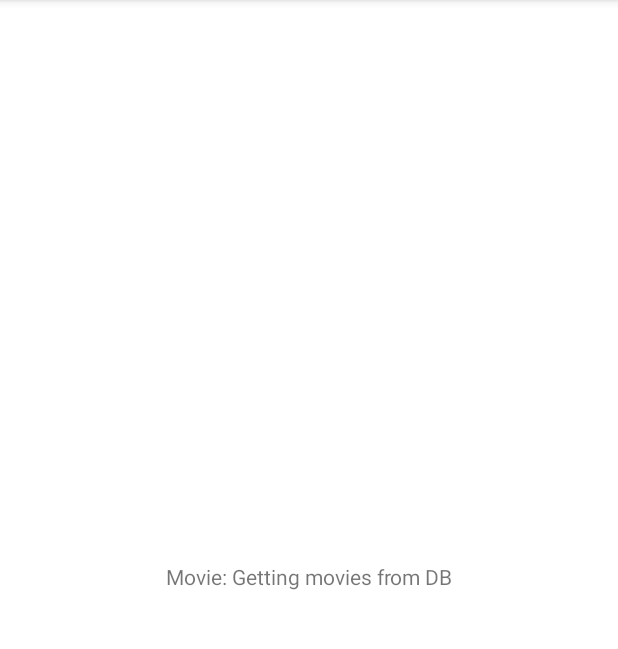
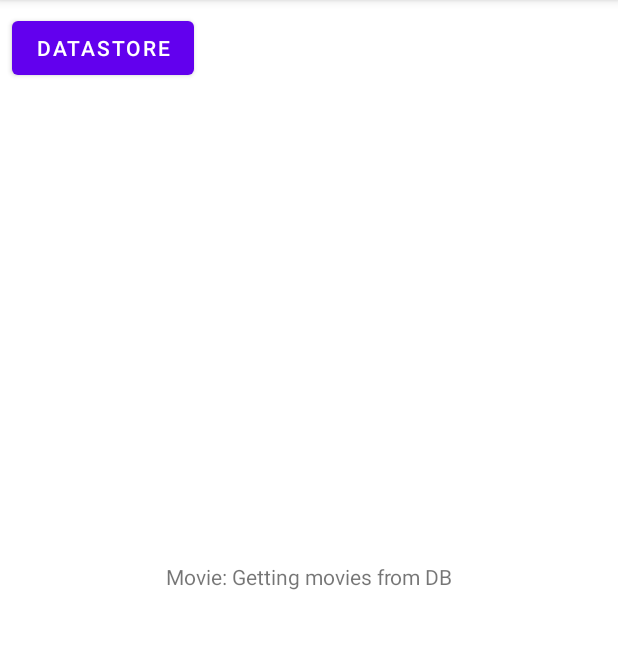
Before and after one commit to Pulimet/SamplesApp, an Android app: the first screen one second after launch (MainActivity), on a phone screen of 412 x 824 dp, the part 84-733 px from its top. Run offline under Robolectric (Android 15) with nearby library versions, the phone set to English and light mode, and no system bars; our stand-ins replace Room's generated code; libraries missing offline, so code that uses them is left out: net.alexandroid.utils; 8 statements that could not run were skipped.

Commit message:
Added NavigationViewModel, DataStoreFragment, ValueWrapper, SingleLiveEvent, BaseFragment.kt

```diff
--- a/app/build.gradle
+++ b/app/build.gradle
@@ -35,6 +35,7 @@ android {
 }
 
 dependencies {
+    implementation 'androidx.legacy:legacy-support-v4:1.0.0'
     def nav_version = "2.3.0"
     def koin_version = "2.2.0-beta-1" // Used to prevent crash until 2.1.7 released (https://github.com/InsertKoinIO/koin/issues/847)
     def coroutines_version = "1.3.8"
--- a/app/src/main/java/net/alexandroid/samplesapp/MainActivity.kt
+++ b/app/src/main/java/net/alexandroid/samplesapp/MainActivity.kt
@@ -1,5 +1,23 @@
 package net.alexandroid.samplesapp
 
+import android.os.Bundle
+import android.os.PersistableBundle
 import androidx.appcompat.app.AppCompatActivity
+import androidx.navigation.NavController
+import androidx.navigation.findNavController
+import net.alexandroid.samplesapp.ui.NavigationViewModel
+import net.alexandroid.utils.mylogkt.logD
+import org.koin.androidx.viewmodel.ext.android.viewModel
 
-class MainActivity : AppCompatActivity(R.layout.main_activity)
+class MainActivity : AppCompatActivity(R.layout.main_activity) {
+    private val navViewModel: NavigationViewModel by viewModel()
+    private lateinit var navController: NavController
+
+    override fun onStart() {
+        super.onStart()
+        navController = findNavController(R.id.nav_host_fragment)
+        navViewModel.getNavEvent().observe(this) {
+            navController.navigate(it)
+        }
+    }
+}
--- a/app/src/main/java/net/alexandroid/samplesapp/di/AppModule.kt
+++ b/app/src/main/java/net/alexandroid/samplesapp/di/AppModule.kt
@@ -5,6 +5,7 @@ import net.alexandroid.samplesapp.db.MovieDatabase
 import net.alexandroid.samplesapp.network.NetworkObjectsCreator
 import net.alexandroid.samplesapp.network.services.TmdbApiService
 import net.alexandroid.samplesapp.repo.MovieRepo
+import net.alexandroid.samplesapp.ui.NavigationViewModel
 import net.alexandroid.samplesapp.ui.main.MainViewModel
 import org.koin.android.ext.koin.androidContext
 import org.koin.androidx.viewmodel.dsl.viewModel
@@ -27,5 +28,6 @@ val appModule = module {
 
     // ViewModels
     viewModel { MainViewModel(get()) }
+    viewModel { NavigationViewModel() }
 
 }
--- /dev/null
+++ b/app/src/main/java/net/alexandroid/samplesapp/ui/NavigationViewModel.kt
@@ -0,0 +1,17 @@
+package net.alexandroid.samplesapp.ui
+
+import androidx.lifecycle.LiveData
+import net.alexandroid.samplesapp.R
+import net.alexandroid.samplesapp.utils.BaseViewModel
+import net.alexandroid.samplesapp.utils.SingleLiveEvent
+import net.alexandroid.utils.mylogkt.logD
+
+class NavigationViewModel : BaseViewModel() {
+
+    private var navEvent = SingleLiveEvent<Int>()
+    fun getNavEvent(): LiveData<Int> = navEvent
+
+    fun onBtnDataStoreClick() {
+        navEvent.setValue(R.id.action_mainFragment_to_dataStoreFragment)
+    }
+}
--- a/app/src/main/java/net/alexandroid/samplesapp/ui/main/MainFragment.kt
+++ b/app/src/main/java/net/alexandroid/samplesapp/ui/main/MainFragment.kt
@@ -2,18 +2,30 @@ package net.alexandroid.samplesapp.ui.main
 
 import android.os.Bundle
 import android.view.View
-import androidx.fragment.app.Fragment
 import kotlinx.android.synthetic.main.main_fragment.*
 import net.alexandroid.samplesapp.R
+import net.alexandroid.samplesapp.ui.NavigationViewModel
+import net.alexandroid.samplesapp.utils.BaseFragment
+import org.koin.androidx.viewmodel.ext.android.sharedViewModel
 import org.koin.androidx.viewmodel.ext.android.viewModel
 
-class MainFragment : Fragment(R.layout.main_fragment) {
+class MainFragment : BaseFragment(R.layout.main_fragment), View.OnClickListener {
     private val viewModel: MainViewModel by viewModel()
+    private val navViewModel: NavigationViewModel by sharedViewModel()
 
     override fun onViewCreated(view: View, savedInstanceState: Bundle?) {
         super.onViewCreated(view, savedInstanceState)
         viewModel.getMovieTitle().observe(viewLifecycleOwner) {
             tvVideoTitle.text = it
         }
+
+        btnDataStore.setOnClickListener(this)
+    }
+
+    // View.OnClickListener
+    override fun onClick(v: View?) {
+        when (v) {
+            btnDataStore -> navViewModel.onBtnDataStoreClick()
+        }
     }
 }
--- a/app/src/main/java/net/alexandroid/samplesapp/ui/main/MainViewModel.kt
+++ b/app/src/main/java/net/alexandroid/samplesapp/ui/main/MainViewModel.kt
@@ -5,7 +5,7 @@ import androidx.lifecycle.asLiveData
 import kotlinx.coroutines.flow.map
 import kotlinx.coroutines.flow.onStart
 import net.alexandroid.samplesapp.repo.MovieRepo
-import net.alexandroid.samplesapp.ui.BaseViewModel
+import net.alexandroid.samplesapp.utils.BaseViewModel
 
 @Suppress("EXPERIMENTAL_API_USAGE")
 class MainViewModel(private val movieRepo: MovieRepo) : BaseViewModel() {
--- /dev/null
+++ b/app/src/main/java/net/alexandroid/samplesapp/utils/BaseFragment.kt
@@ -0,0 +1,23 @@
+package net.alexandroid.samplesapp.utils
+
+import android.content.Context
+import android.os.Bundle
+import androidx.fragment.app.Fragment
+import net.alexandroid.utils.mylogkt.logD
+
+abstract class BaseFragment(layout: Int) : Fragment(layout) {
+    override fun onCreate(savedInstanceState: Bundle?) {
+        super.onCreate(savedInstanceState)
+        logD(javaClass.simpleName)
+    }
+
+    override fun onAttach(context: Context) {
+        super.onAttach(context)
+        logD(javaClass.simpleName)
+    }
+
+    override fun onDetach() {
+        super.onDetach()
+        logD(javaClass.simpleName)
+    }
+}
--- a/app/src/main/java/net/alexandroid/samplesapp/ui/BaseViewModel.kt
+++ b/app/src/main/java/net/alexandroid/samplesapp/utils/BaseViewModel.kt
@@ -1,4 +1,4 @@
-package net.alexandroid.samplesapp.ui
+package net.alexandroid.samplesapp.utils
 
 import androidx.lifecycle.ViewModel
 import net.alexandroid.utils.mylogkt.logW
--- /dev/null
+++ b/app/src/main/java/net/alexandroid/samplesapp/utils/SingleLiveEvent.kt
@@ -0,0 +1,46 @@
+package net.alexandroid.samplesapp.utils
+
+import androidx.annotation.MainThread
+import androidx.annotation.Nullable
+import androidx.lifecycle.LifecycleOwner
+import androidx.lifecycle.MutableLiveData
+import androidx.lifecycle.Observer
+import net.alexandroid.utils.mylogkt.logD
+import net.alexandroid.utils.mylogkt.logW
+import java.util.concurrent.atomic.AtomicBoolean
+
+/**
+ * Note that only one observer is going to be notified of changes.
+ */
+class SingleLiveEvent<T> : MutableLiveData<T>() {
+
+    private val mPending = AtomicBoolean(false)
+
+    @MainThread
+    override fun observe(owner: LifecycleOwner, observer: Observer<in T>) {
+        if (hasActiveObservers()) {
+            logW("Multiple observers registered but only one will be notified of changes.")
+        }
+
+        // Observe the internal MutableLiveData
+        super.observe(owner, { t ->
+            if (mPending.compareAndSet(true, false)) {
+                observer.onChanged(t)
+            }
+        })
+    }
+
+    @MainThread
+    override fun setValue(@Nullable t: T?) {
+        mPending.set(true)
+        super.setValue(t)
+    }
+
+    /**
+     * Used for cases where T is Unit, to make calls cleaner.
+     */
+    @MainThread
+    fun call() {
+       setValue(null)
+    }
+}
--- a/app/src/main/res/layout/main_fragment.xml
+++ b/app/src/main/res/layout/main_fragment.xml
@@ -17,4 +17,13 @@
         app:layout_constraintTop_toTopOf="parent"
         tools:text="Movie Title Placeholder" />
 
+    <Button
+        android:id="@+id/btnDataStore"
+        android:layout_width="wrap_content"
+        android:layout_height="wrap_content"
+        android:layout_margin="8dp"
+        android:text="@string/datastore"
+        app:layout_constraintStart_toStartOf="parent"
+        app:layout_constraintTop_toTopOf="parent" />
+
 </androidx.constraintlayout.widget.ConstraintLayout>
--- a/app/src/main/res/navigation/nav_graph.xml
+++ b/app/src/main/res/navigation/nav_graph.xml
@@ -9,5 +9,16 @@
         android:id="@+id/mainFragment"
         android:name="net.alexandroid.samplesapp.ui.main.MainFragment"
         android:label="main_fragment"
-        tools:layout="@layout/main_fragment" />
+        tools:layout="@layout/main_fragment" >
+        <action
+            android:id="@+id/action_mainFragment_to_dataStoreFragment"
+            app:destination="@id/dataStoreFragment" />
+    </fragment>
+
+    <fragment
+        android:id="@+id/dataStoreFragment"
+        android:name="net.alexandroid.samplesapp.ui.datastore.DataStoreFragment"
+        android:label="fragment_data_store"
+        tools:layout="@layout/fragment_data_store" />
+
 </navigation>
--- a/app/src/main/res/values/strings.xml
+++ b/app/src/main/res/values/strings.xml
@@ -1,3 +1,6 @@
 <resources>
     <string name="app_name">SamplesApp</string>
+    <!-- TODO: Remove or change this placeholder text -->
+    <string name="hello_blank_fragment">Hello blank fragment</string>
+    <string name="datastore">DataStore</string>
 </resources>
```
Also changed, not shown: app/src/main/java/net/alexandroid/samplesapp/ui/datastore/DataStoreFragment.kt (added, +9 -0 lines), app/src/main/java/net/alexandroid/samplesapp/utils/ValueWrapper.kt (added, +14 -0 lines), app/src/main/res/layout/fragment_data_store.xml (added, +14 -0 lines).
